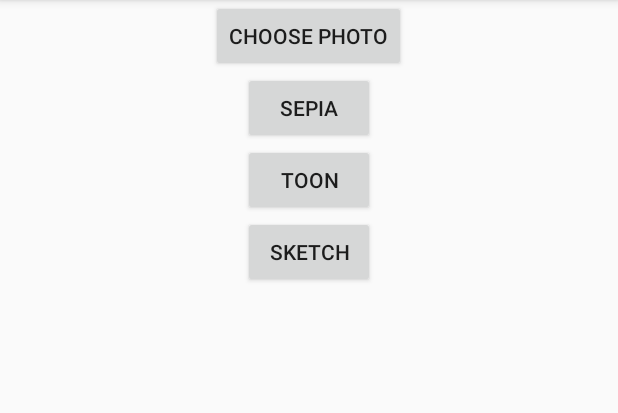
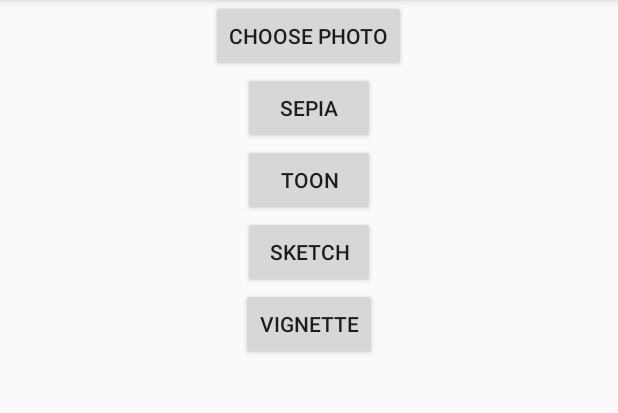
Before and after one commit to PierreBou91/Fiftygram, an Android app: the screen it shows after launch (MainActivity), on a phone screen of 412 x 824 dp, the part 84-497 px from its top. Run offline under Robolectric (Android 15) with nearby library versions, the phone set to English and light mode, and no system bars; libraries missing offline, so code that uses them is left out: jp.wasabeef.glide.

```diff
--- a/app/src/main/java/edu/harvard/cs50/fiftygram/MainActivity.java
+++ b/app/src/main/java/edu/harvard/cs50/fiftygram/MainActivity.java
@@ -22,6 +22,7 @@ import java.io.IOException;
 import jp.wasabeef.glide.transformations.gpu.SepiaFilterTransformation;
 import jp.wasabeef.glide.transformations.gpu.SketchFilterTransformation;
 import jp.wasabeef.glide.transformations.gpu.ToonFilterTransformation;
+import jp.wasabeef.glide.transformations.gpu.VignetteFilterTransformation;
 
 public class MainActivity extends AppCompatActivity {
     private ImageView imageView;
@@ -57,6 +58,10 @@ public class MainActivity extends AppCompatActivity {
         apply(new SketchFilterTransformation());
     }
 
+    public void applyVignette(View view) {
+        apply(new VignetteFilterTransformation());
+    }
+
     public void choosePhoto(View view) {
         Intent intent = new Intent(Intent.ACTION_OPEN_DOCUMENT);
         intent.setType("image/*");
--- a/app/src/main/res/layout/activity_main.xml
+++ b/app/src/main/res/layout/activity_main.xml
@@ -30,5 +30,10 @@
         android:layout_height="wrap_content"
         android:text="Sketch"
         android:onClick="applySketch" />
+    <Button
+        android:layout_width="wrap_content"
+        android:layout_height="wrap_content"
+        android:text="Vignette"
+        android:onClick="applyVignette" />
   </LinearLayout>
 </ScrollView>
```
